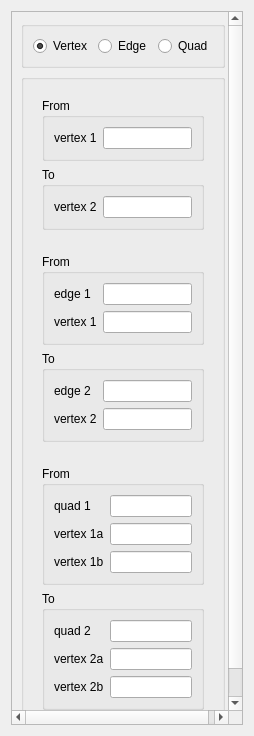
The window that src/HEXABLOCKGUI/Merge_QTD.ui (SalomePlatform/hexablock) describes before a commit, drawn with Qt 5.
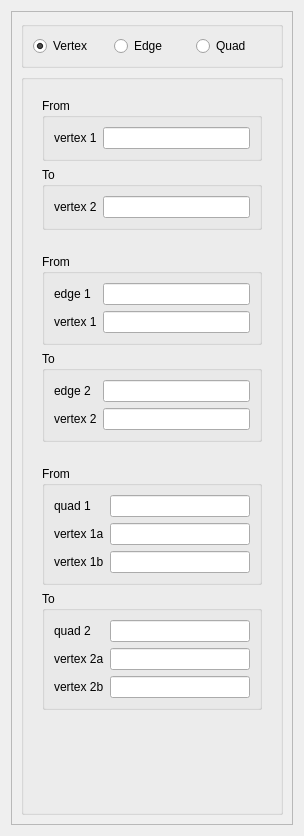
The same window after the commit.

Patch:
```diff
--- a/src/HEXABLOCKGUI/Merge_QTD.ui
+++ b/src/HEXABLOCKGUI/Merge_QTD.ui
@@ -6,8 +6,8 @@
    <rect>
     <x>0</x>
     <y>0</y>
-    <width>254</width>
-    <height>736</height>
+    <width>304</width>
+    <height>836</height>
    </rect>
   </property>
   <property name="sizePolicy">
@@ -16,6 +16,12 @@
     <verstretch>0</verstretch>
    </sizepolicy>
   </property>
+  <property name="minimumSize">
+   <size>
+    <width>5</width>
+    <height>0</height>
+   </size>
+  </property>
   <property name="windowTitle">
    <string> Merge Operation</string>
   </property>
@@ -31,6 +37,12 @@
        <verstretch>0</verstretch>
       </sizepolicy>
      </property>
+     <property name="minimumSize">
+      <size>
+       <width>0</width>
+       <height>0</height>
+      </size>
+     </property>
      <property name="widgetResizable">
       <bool>true</bool>
      </property>
@@ -39,8 +51,8 @@
        <rect>
         <x>0</x>
         <y>0</y>
-        <width>216</width>
-        <height>784</height>
+        <width>284</width>
+        <height>816</height>
        </rect>
       </property>
       <layout class="QVBoxLayout" name="verticalLayout_6">
@@ -59,7 +71,7 @@
           <item>
            <widget class="QRadioButton" name="rb0">
             <property name="sizePolicy">
-             <sizepolicy hsizetype="Expanding" vsizetype="Fixed">
+             <sizepolicy hsizetype="Preferred" vsizetype="Fixed">
               <horstretch>0</horstretch>
               <verstretch>0</verstretch>
              </sizepolicy>
@@ -75,7 +87,7 @@
           <item>
            <widget class="QRadioButton" name="rb1">
             <property name="sizePolicy">
-             <sizepolicy hsizetype="Expanding" vsizetype="Fixed">
+             <sizepolicy hsizetype="Preferred" vsizetype="Fixed">
               <horstretch>0</horstretch>
               <verstretch>0</verstretch>
              </sizepolicy>
@@ -87,6 +99,12 @@
           </item>
           <item>
            <widget class="QRadioButton" name="rb2">
+            <property name="sizePolicy">
+             <sizepolicy hsizetype="Preferred" vsizetype="Fixed">
+              <horstretch>0</horstretch>
+              <verstretch>0</verstretch>
+             </sizepolicy>
+            </property>
             <property name="text">
              <string>Quad</string>
             </property>
@@ -157,6 +175,12 @@
                 </item>
                 <item row="0" column="1">
                  <widget class="QLineEdit" name="v1_le_rb0">
+                  <property name="sizePolicy">
+                   <sizepolicy hsizetype="Preferred" vsizetype="Fixed">
+                    <horstretch>0</horstretch>
+                    <verstretch>0</verstretch>
+                   </sizepolicy>
+                  </property>
                   <property name="maximumSize">
                    <size>
                     <width>16777215</width>
@@ -192,6 +216,12 @@
                 </item>
                 <item row="0" column="1">
                  <widget class="QLineEdit" name="e0_le_rb1">
+                  <property name="sizePolicy">
+                   <sizepolicy hsizetype="Preferred" vsizetype="Fixed">
+                    <horstretch>0</horstretch>
+                    <verstretch>0</verstretch>
+                   </sizepolicy>
+                  </property>
                   <property name="maximumSize">
                    <size>
                     <width>16777215</width>
@@ -212,6 +242,12 @@
                 </item>
                 <item row="1" column="1">
                  <widget class="QLineEdit" name="v0_le_rb1">
+                  <property name="sizePolicy">
+                   <sizepolicy hsizetype="Preferred" vsizetype="Fixed">
+                    <horstretch>0</horstretch>
+                    <verstretch>0</verstretch>
+                   </sizepolicy>
+                  </property>
                   <property name="maximumSize">
                    <size>
                     <width>16777215</width>
@@ -245,6 +281,12 @@
                 </item>
                 <item row="0" column="1">
                  <widget class="QLineEdit" name="e1_le_rb1">
+                  <property name="sizePolicy">
+                   <sizepolicy hsizetype="Preferred" vsizetype="Fixed">
+                    <horstretch>0</horstretch>
+                    <verstretch>0</verstretch>
+                   </sizepolicy>
+                  </property>
                   <property name="maximumSize">
                    <size>
                     <width>16777215</width>
@@ -265,6 +307,12 @@
                 </item>
                 <item row="1" column="1">
                  <widget class="QLineEdit" name="v1_le_rb1">
+                  <property name="sizePolicy">
+                   <sizepolicy hsizetype="Preferred" vsizetype="Fixed">
+                    <horstretch>0</horstretch>
+                    <verstretch>0</verstretch>
+                   </sizepolicy>
+                  </property>
                   <property name="maximumSize">
                    <size>
                     <width>16777215</width>
@@ -303,6 +351,12 @@
                 </item>
                 <item row="0" column="1">
                  <widget class="QLineEdit" name="q0_le_rb2">
+                  <property name="sizePolicy">
+                   <sizepolicy hsizetype="Preferred" vsizetype="Fixed">
+                    <horstretch>0</horstretch>
+                    <verstretch>0</verstretch>
+                   </sizepolicy>
+                  </property>
                   <property name="maximumSize">
                    <size>
                     <width>16777215</width>
@@ -323,6 +377,12 @@
                 </item>
                 <item row="1" column="1">
                  <widget class="QLineEdit" name="v0_le_rb2">
+                  <property name="sizePolicy">
+                   <sizepolicy hsizetype="Preferred" vsizetype="Fixed">
+                    <horstretch>0</horstretch>
+                    <verstretch>0</verstretch>
+                   </sizepolicy>
+                  </property>
                   <property name="maximumSize">
                    <size>
                     <width>16777215</width>
@@ -343,6 +403,12 @@
                 </item>
                 <item row="2" column="1">
                  <widget class="QLineEdit" name="v2_le_rb2">
+                  <property name="sizePolicy">
+                   <sizepolicy hsizetype="Preferred" vsizetype="Fixed">
+                    <horstretch>0</horstretch>
+                    <verstretch>0</verstretch>
+                   </sizepolicy>
+                  </property>
                   <property name="maximumSize">
                    <size>
                     <width>16777215</width>
@@ -372,6 +438,12 @@
                 </item>
                 <item row="0" column="1">
                  <widget class="QLineEdit" name="q1_le_rb2">
+                  <property name="sizePolicy">
+                   <sizepolicy hsizetype="Preferred" vsizetype="Fixed">
+                    <horstretch>0</horstretch>
+                    <verstretch>0</verstretch>
+                   </sizepolicy>
+                  </property>
                   <property name="maximumSize">
                    <size>
                     <width>16777215</width>
@@ -392,6 +464,12 @@
                 </item>
                 <item row="1" column="1">
                  <widget class="QLineEdit" name="v1_le_rb2">
+                  <property name="sizePolicy">
+                   <sizepolicy hsizetype="Preferred" vsizetype="Fixed">
+                    <horstretch>0</horstretch>
+                    <verstretch>0</verstretch>
+                   </sizepolicy>
+                  </property>
                   <property name="maximumSize">
                    <size>
                     <width>16777215</width>
@@ -412,6 +490,12 @@
                 </item>
                 <item row="2" column="1">
                  <widget class="QLineEdit" name="v3_le_rb2">
+                  <property name="sizePolicy">
+                   <sizepolicy hsizetype="Preferred" vsizetype="Fixed">
+                    <horstretch>0</horstretch>
+                    <verstretch>0</verstretch>
+                   </sizepolicy>
+                  </property>
                   <property name="maximumSize">
                    <size>
                     <width>16777215</width>
@@ -429,22 +513,22 @@
             </layout>
            </widget>
           </item>
+          <item>
+           <spacer name="verticalSpacer">
+            <property name="orientation">
+             <enum>Qt::Vertical</enum>
+            </property>
+            <property name="sizeHint" stdset="0">
+             <size>
+              <width>20</width>
+              <height>16777215</height>
+             </size>
+            </property>
+           </spacer>
+          </item>
          </layout>
         </widget>
        </item>
-       <item>
-        <spacer name="verticalSpacer">
-         <property name="orientation">
-          <enum>Qt::Vertical</enum>
-         </property>
-         <property name="sizeHint" stdset="0">
-          <size>
-           <width>20</width>
-           <height>40</height>
-          </size>
-         </property>
-        </spacer>
-       </item>
       </layout>
      </widget>
     </widget>
```
